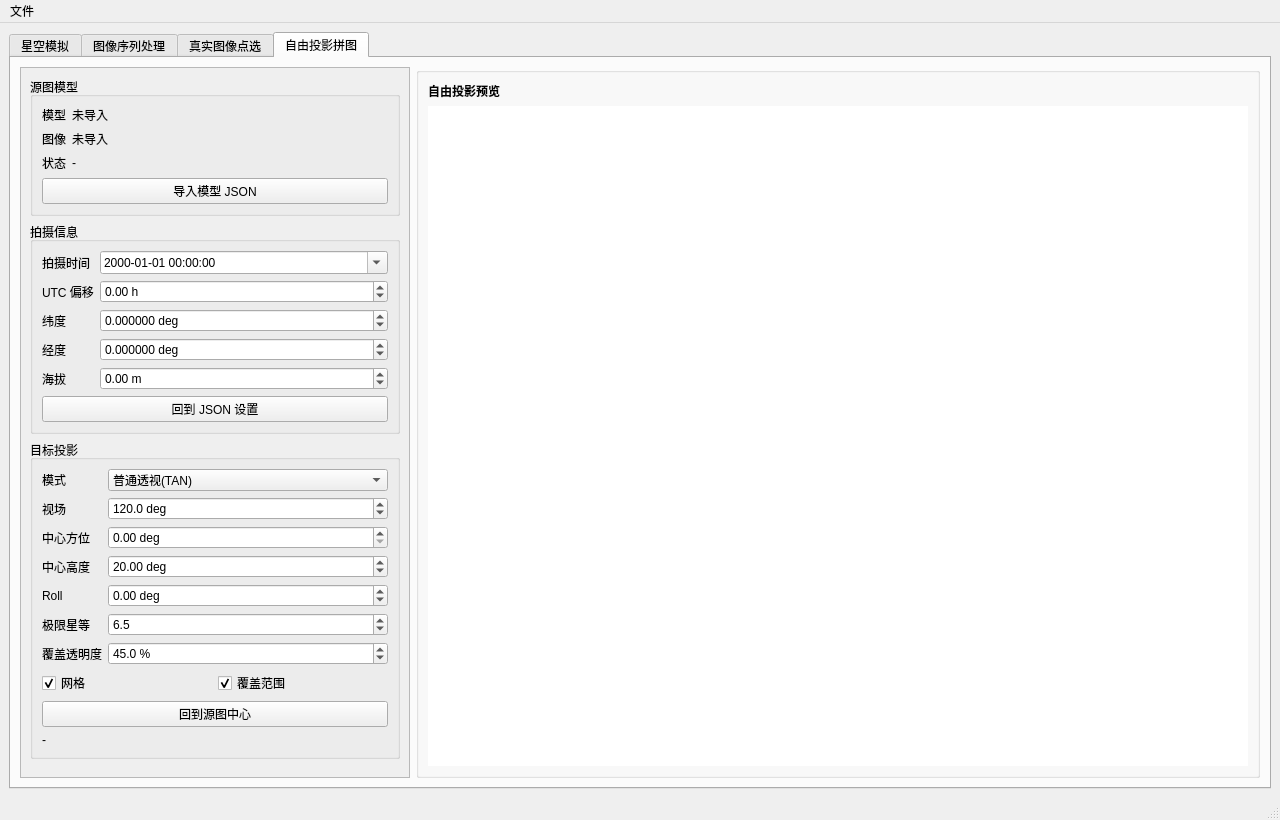
This is meteoalign/ui/main_window.ui in HG731GZ/HGMeteoTool as Qt 5 draws it before an edit. The edited form follows.
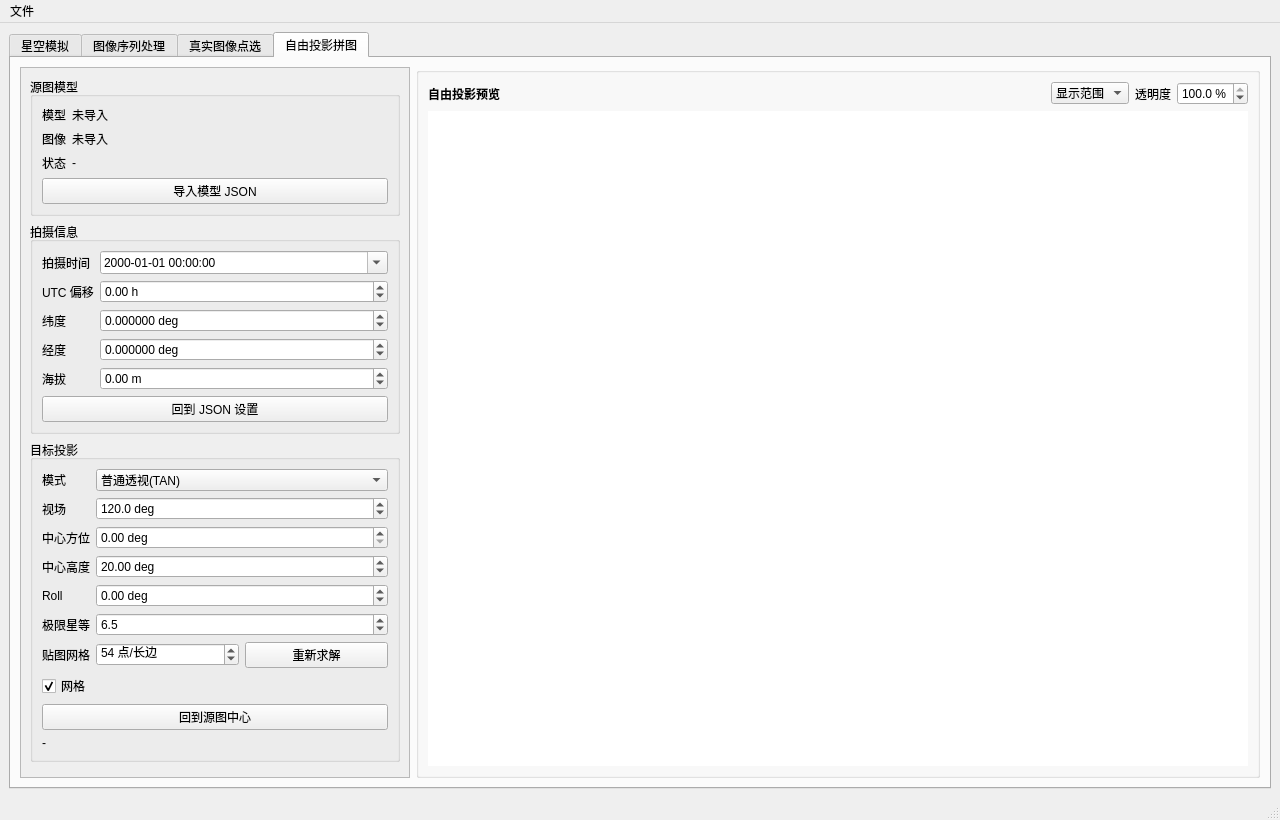
This is the edited form. The open tabs and pages were chosen to show the change.

```diff
--- a/meteoalign/ui/main_window.ui
+++ b/meteoalign/ui/main_window.ui
@@ -2133,31 +2133,36 @@
                  <item row="6" column="0">
                   <widget class="QLabel" name="labelMosaicCoverageOpacity">
                    <property name="text">
-                    <string>覆盖透明度</string>
+                    <string>贴图网格</string>
                    </property>
                   </widget>
                  </item>
                  <item row="6" column="1">
-                  <widget class="QDoubleSpinBox" name="doubleSpinBoxMosaicCoverageOpacity">
-                   <property name="decimals">
-                    <number>1</number>
-                   </property>
-                   <property name="minimum">
-                    <double>0.000000000000000</double>
-                   </property>
-                   <property name="maximum">
-                    <double>100.000000000000000</double>
-                   </property>
-                   <property name="singleStep">
-                    <double>5.000000000000000</double>
-                   </property>
-                   <property name="value">
-                    <double>45.000000000000000</double>
-                   </property>
-                   <property name="suffix">
-                    <string> %</string>
-                   </property>
-                  </widget>
+                  <layout class="QHBoxLayout" name="horizontalLayoutMosaicGridPrecision">
+                   <item>
+                    <widget class="QSpinBox" name="spinBoxMosaicGridPrecision">
+                     <property name="minimum">
+                      <number>12</number>
+                     </property>
+                     <property name="maximum">
+                      <number>180</number>
+                     </property>
+                     <property name="value">
+                      <number>54</number>
+                     </property>
+                     <property name="suffix">
+                      <string> 点/长边</string>
+                     </property>
+                    </widget>
+                   </item>
+                   <item>
+                    <widget class="QPushButton" name="pushButtonResolveMosaicGrid">
+                     <property name="text">
+                      <string>重新求解</string>
+                     </property>
+                    </widget>
+                   </item>
+                  </layout>
                  </item>
                 </layout>
                </item>
@@ -2173,16 +2178,6 @@
                    </property>
                   </widget>
                  </item>
-                 <item>
-                  <widget class="QCheckBox" name="checkBoxMosaicShowCoverage">
-                   <property name="text">
-                    <string>覆盖范围</string>
-                   </property>
-                   <property name="checked">
-                    <bool>true</bool>
-                   </property>
-                  </widget>
-                 </item>
                 </layout>
                </item>
                <item>
@@ -2235,17 +2230,70 @@
           </property>
           <layout class="QVBoxLayout" name="verticalLayoutMosaicPreview">
            <item>
-            <widget class="QLabel" name="labelMosaicPreviewTitle">
-             <property name="font">
-              <font>
-               <weight>75</weight>
-               <bold>true</bold>
-              </font>
-             </property>
-             <property name="text">
-              <string>自由投影预览</string>
-             </property>
-            </widget>
+            <layout class="QHBoxLayout" name="horizontalLayoutMosaicPreviewHeader">
+             <item>
+              <widget class="QLabel" name="labelMosaicPreviewTitle">
+               <property name="font">
+                <font>
+                 <weight>75</weight>
+                 <bold>true</bold>
+                </font>
+               </property>
+               <property name="sizePolicy">
+                <sizepolicy hsizetype="Expanding" vsizetype="Preferred">
+                 <horstretch>1</horstretch>
+                 <verstretch>0</verstretch>
+                </sizepolicy>
+               </property>
+               <property name="text">
+                <string>自由投影预览</string>
+               </property>
+              </widget>
+             </item>
+             <item>
+              <widget class="QComboBox" name="comboBoxMosaicOverlayMode">
+               <item>
+                <property name="text">
+                 <string>显示范围</string>
+                </property>
+               </item>
+               <item>
+                <property name="text">
+                 <string>显示原图</string>
+                </property>
+               </item>
+              </widget>
+             </item>
+             <item>
+              <widget class="QLabel" name="labelMosaicOverlayOpacity">
+               <property name="text">
+                <string>透明度</string>
+               </property>
+              </widget>
+             </item>
+             <item>
+              <widget class="QDoubleSpinBox" name="doubleSpinBoxMosaicOverlayOpacity">
+               <property name="decimals">
+                <number>1</number>
+               </property>
+               <property name="minimum">
+                <double>0.000000000000000</double>
+               </property>
+               <property name="maximum">
+                <double>100.000000000000000</double>
+               </property>
+               <property name="singleStep">
+                <double>5.000000000000000</double>
+               </property>
+               <property name="value">
+                <double>100.000000000000000</double>
+               </property>
+               <property name="suffix">
+                <string> %</string>
+               </property>
+              </widget>
+             </item>
+            </layout>
            </item>
            <item>
             <widget class="QGraphicsView" name="mosaicProjectionView">
```
Left out of the diff: 149 changed lines with no effect on the pictures.
